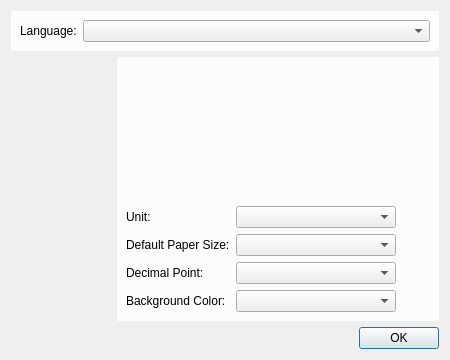
Qt form scripts/Widgets/FirstStart/FirstStartDialog.ui (qcad/qcad) before a commit.
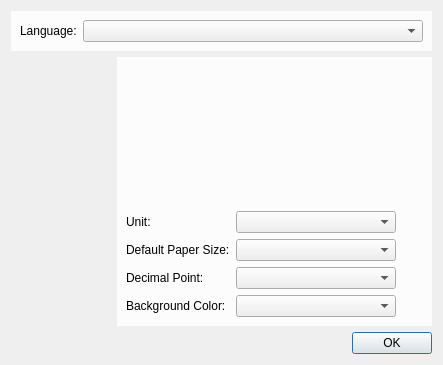
The same form after that commit. Icons and pictures are not drawn.

Commit message: update first start dialog

The edit to the form file:
```diff
--- a/scripts/Widgets/FirstStart/FirstStartDialog.ui
+++ b/scripts/Widgets/FirstStart/FirstStartDialog.ui
@@ -9,8 +9,8 @@
    <rect>
     <x>0</x>
     <y>0</y>
-    <width>450</width>
-    <height>360</height>
+    <width>443</width>
+    <height>365</height>
    </rect>
   </property>
   <property name="sizePolicy">
@@ -19,22 +19,10 @@
     <verstretch>0</verstretch>
    </sizepolicy>
   </property>
-  <property name="minimumSize">
-   <size>
-    <width>450</width>
-    <height>360</height>
-   </size>
-  </property>
-  <property name="maximumSize">
-   <size>
-    <width>450</width>
-    <height>342</height>
-   </size>
-  </property>
   <property name="windowTitle">
    <string/>
   </property>
-  <layout class="QVBoxLayout" name="verticalLayout_2">
+  <layout class="QVBoxLayout" name="verticalLayout_3">
    <item>
     <widget class="QWidget" name="LanguageBackground" native="true">
      <property name="styleSheet">
@@ -64,14 +52,44 @@
    <item>
     <layout class="QHBoxLayout" name="horizontalLayout_2">
      <item>
-      <widget class="QWidget" name="Left" native="true">
-       <property name="minimumSize">
-        <size>
-         <width>100</width>
-         <height>0</height>
-        </size>
-       </property>
-      </widget>
+      <layout class="QVBoxLayout" name="verticalLayout_2">
+       <item>
+        <widget class="QToolButton" name="Icon">
+         <property name="minimumSize">
+          <size>
+           <width>100</width>
+           <height>100</height>
+          </size>
+         </property>
+         <property name="styleSheet">
+          <string notr="true">border: none;background-color:transparent;</string>
+         </property>
+         <property name="icon">
+          <iconset>
+           <normaloff>../../qcad_icon.png</normaloff>../../qcad_icon.png</iconset>
+         </property>
+         <property name="iconSize">
+          <size>
+           <width>92</width>
+           <height>92</height>
+          </size>
+         </property>
+        </widget>
+       </item>
+       <item>
+        <spacer name="verticalSpacer">
+         <property name="orientation">
+          <enum>Qt::Vertical</enum>
+         </property>
+         <property name="sizeHint" stdset="0">
+          <size>
+           <width>20</width>
+           <height>40</height>
+          </size>
+         </property>
+        </spacer>
+       </item>
+      </layout>
      </item>
      <item>
       <widget class="QWidget" name="Background" native="true">
```
The commit also changes 3 other files.
